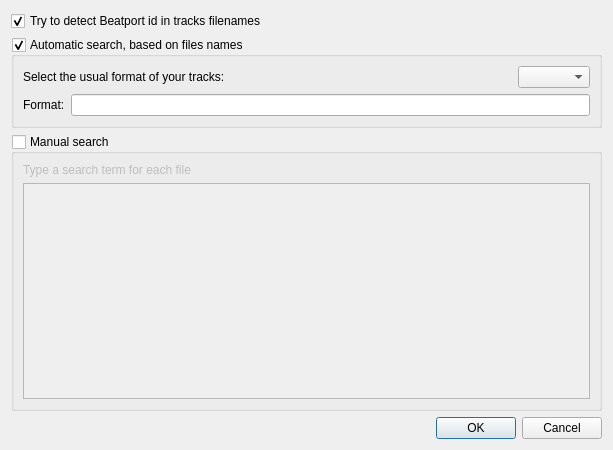
Before: the Qt Designer form src/tasks/search/searchconfigurator.ui in alorence/tym, drawn with Qt 5.
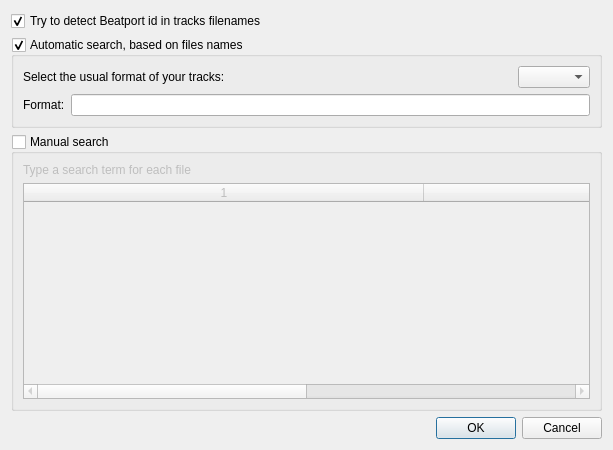
After: the same form once the commit is applied.

The edit to the form file:
```diff
--- a/src/tasks/search/searchconfigurator.ui
+++ b/src/tasks/search/searchconfigurator.ui
@@ -97,7 +97,28 @@
        </widget>
       </item>
       <item row="1" column="0">
-       <widget class="QTableWidget" name="manualSearchTable"/>
+       <widget class="QTableWidget" name="manualSearchTable">
+        <property name="columnCount">
+         <number>2</number>
+        </property>
+        <attribute name="horizontalHeaderDefaultSectionSize">
+         <number>400</number>
+        </attribute>
+        <attribute name="horizontalHeaderStretchLastSection">
+         <bool>true</bool>
+        </attribute>
+        <attribute name="verticalHeaderVisible">
+         <bool>false</bool>
+        </attribute>
+        <attribute name="verticalHeaderDefaultSectionSize">
+         <number>18</number>
+        </attribute>
+        <attribute name="verticalHeaderMinimumSectionSize">
+         <number>18</number>
+        </attribute>
+        <column/>
+        <column/>
+       </widget>
       </item>
      </layout>
     </widget>
```
